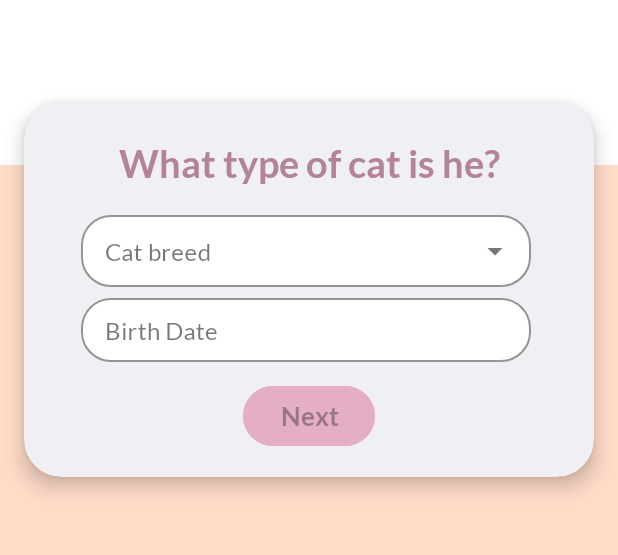
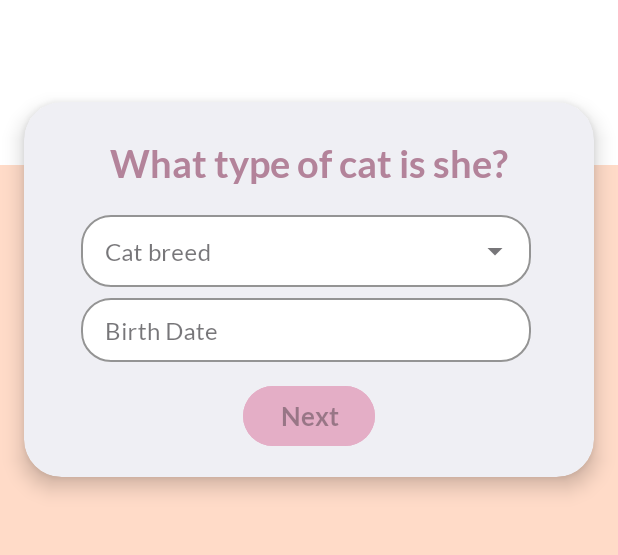
Before and after one commit to twqDaniell/PawPlan, an Android app built with Jetpack Compose: the RegisterPetBreedFragment screen opened through its navigation route, on a phone screen of 412 x 824 dp, the part 329-884 px from its top. Run offline under Robolectric (Android 15) with nearby library versions, the phone set to English and light mode, and no system bars; 1 statement that could not run was skipped.

Commit message:
right type of pet

```diff
--- a/app/src/main/java/com/example/pawplan/register/RegisterPetBreedFragment.kt
+++ b/app/src/main/java/com/example/pawplan/register/RegisterPetBreedFragment.kt
@@ -10,6 +10,7 @@ import android.view.View
 import android.view.ViewGroup
 import android.widget.ArrayAdapter
 import android.widget.Button
+import android.widget.TextView
 import android.widget.Toast
 import androidx.lifecycle.ViewModelProvider
 import androidx.navigation.fragment.findNavController
@@ -42,7 +43,22 @@ class RegisterPetBreedFragment : Fragment() {
         val breedAutoComplete = view.findViewById<MaterialAutoCompleteTextView>(R.id.breedAutocomplete)
         val birthDateInput = view.findViewById<TextInputEditText>(R.id.birthDateInputEdit)
         val nextButton = view.findViewById<Button>(R.id.nameNextButton)
+        val title = view.findViewById<TextView>(R.id.textViewBreed)
         viewModel = ViewModelProvider(requireActivity()).get(RegistrationViewModel::class.java)
+
+        if(viewModel.petType == "dog") {
+            if(viewModel.petGender == "He") {
+                title.text = "What type of dog is he?"
+            } else {
+                title.text = "What type of dog is she?"
+            }
+        } else {
+            if(viewModel.petGender == "He") {
+                title.text = "What type of cat is he?"
+            } else {
+                title.text = "What type of cat is she?"
+            }
+        }
 
         birthDateInput.setOnClickListener {
             showDatePicker { date ->
--- a/app/src/main/res/layout/fragment_register_pet_breed.xml
+++ b/app/src/main/res/layout/fragment_register_pet_breed.xml
@@ -93,7 +93,7 @@
             android:layout_height="match_parent">
 
             <TextView
-                android:id="@+id/textView3"
+                android:id="@+id/textViewBreed"
                 android:layout_width="wrap_content"
                 android:layout_height="wrap_content"
                 android:text="What type of cat is he?"
```
